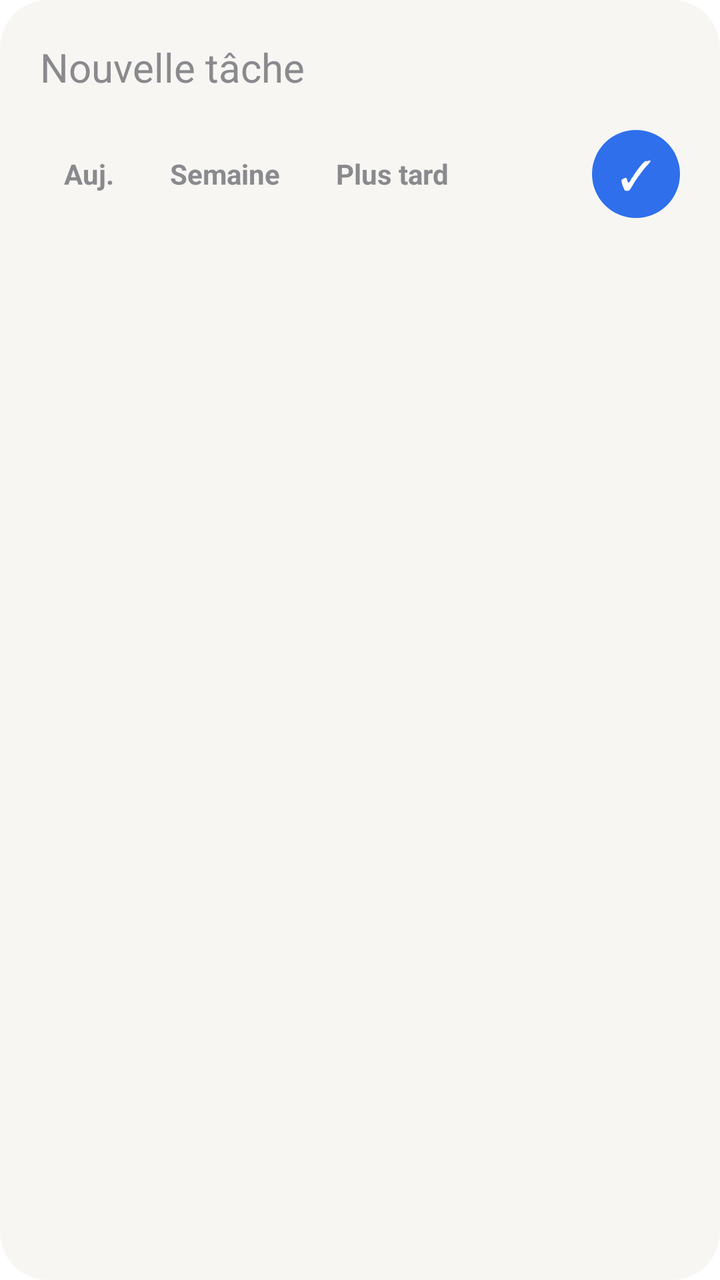
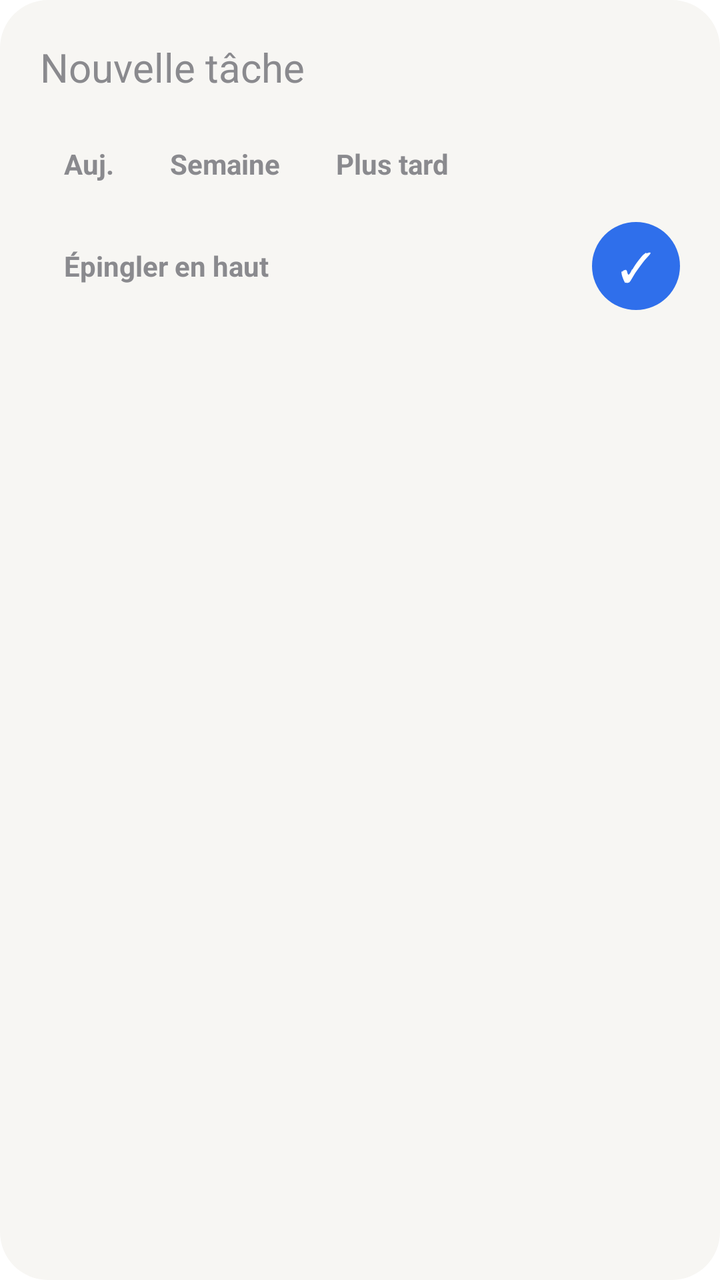

Compare the two renders of this Android layout. The source of the first and the diff that turns it into the second are given below.
<!-- AndroidManifest.xml: activity theme AddDialog -->
<!-- res/layout/activity_add.xml -->
<?xml version="1.0" encoding="utf-8"?>
<LinearLayout xmlns:android="http://schemas.android.com/apk/res/android"
    android:layout_width="match_parent"
    android:layout_height="wrap_content"
    android:background="@drawable/sheet_bg"
    android:orientation="vertical"
    android:padding="20dp">

    <EditText
        android:id="@+id/input"
        android:layout_width="match_parent"
        android:layout_height="wrap_content"
        android:background="@null"
        android:hint="Nouvelle tâche"
        android:imeOptions="actionDone"
        android:inputType="textCapSentences"
        android:maxLines="1"
        android:textColor="@color/text"
        android:textColorHint="@color/muted"
        android:textSize="20sp" />

    <LinearLayout
        android:layout_width="match_parent"
        android:layout_height="wrap_content"
        android:layout_marginTop="18dp"
        android:gravity="center_vertical"
        android:orientation="horizontal">

        <RadioGroup
            android:id="@+id/horizon"
            android:layout_width="0dp"
            android:layout_height="wrap_content"
            android:layout_weight="1"
            android:orientation="horizontal">

            <RadioButton android:id="@+id/h0" style="@style/Chip" android:text="Auj." />
            <RadioButton android:id="@+id/h1" style="@style/Chip" android:text="Semaine" />
            <RadioButton android:id="@+id/h2" style="@style/Chip" android:text="Plus tard" />
        </RadioGroup>

        <TextView
            android:id="@+id/btn_ok"
            android:layout_width="44dp"
            android:layout_height="44dp"
            android:background="@drawable/add_bg"
            android:gravity="center"
            android:text="✓"
            android:textColor="@color/on_accent"
            android:textSize="20sp" />
    </LinearLayout>
</LinearLayout>
<!-- resources referenced by this layout -->
<resources>
  <color name="muted">#8A8A8E</color>
  <color name="on_accent">#FFFFFF</color>
  <color name="text">#1C1C1E</color>
  <!-- drawable add_bg (drawable) -->
  <?xml version="1.0" encoding="utf-8"?>
  <shape xmlns:android="http://schemas.android.com/apk/res/android" android:shape="oval">
      <solid android:color="@color/accent" />
  </shape>
  <!-- drawable sheet_bg (drawable) -->
  <?xml version="1.0" encoding="utf-8"?>
  <shape xmlns:android="http://schemas.android.com/apk/res/android" android:shape="rectangle">
      <solid android:color="@color/bg" />
      <corners android:radius="24dp" />
  </shape>
  <style name="Chip">
          <item name="android:layout_width">wrap_content</item>
          <item name="android:layout_height">34dp</item>
          <item name="android:layout_marginEnd">4dp</item>
          <item name="android:button">@null</item>
          <item name="android:gravity">center</item>
          <item name="android:paddingStart">12dp</item>
          <item name="android:paddingEnd">12dp</item>
          <item name="android:textSize">14sp</item>
          <item name="android:textStyle">bold</item>
          <item name="android:textColor">@color/chip_text</item>
          <item name="android:background">@drawable/chip_bg</item>
      </style>
  <style name="AddDialog" parent="android:Theme.Material.Light.Dialog.NoActionBar">
          <item name="android:windowBackground">@android:color/transparent</item>
          <item name="android:windowMinWidthMajor">92%</item>
          <item name="android:windowMinWidthMinor">92%</item>
          <item name="android:colorAccent">@color/accent</item>
          <item name="android:windowCloseOnTouchOutside">true</item>
      </style>
  <color name="accent">#2F6FEB</color>
  <color name="bg">#F7F6F3</color>
  <!-- drawable chip_bg (drawable) -->
  <?xml version="1.0" encoding="utf-8"?>
  <selector xmlns:android="http://schemas.android.com/apk/res/android">
      <item android:state_checked="true">
          <shape android:shape="rectangle">
              <solid android:color="@color/pill" />
              <corners android:radius="16dp" />
          </shape>
      </item>
      <item android:drawable="@android:color/transparent" />
  </selector>
  <color name="pill">#E5E3DE</color>
</resources>

<!-- the commit's change to res/layout/activity_add.xml (unified diff, before → after) -->
@@ -5,6 +5,15 @@
     android:background="@drawable/sheet_bg"
     android:orientation="vertical"
     android:padding="20dp">
+
+    <TextView
+        android:id="@+id/counter"
+        android:layout_width="wrap_content"
+        android:layout_height="wrap_content"
+        android:layout_marginBottom="8dp"
+        android:textColor="@color/accent"
+        android:textSize="13sp"
+        android:visibility="gone" />
 
     <EditText
         android:id="@+id/input"
@@ -19,24 +28,47 @@
         android:textColorHint="@color/muted"
         android:textSize="20sp" />
 
+    <RadioGroup
+        android:id="@+id/horizon"
+        android:layout_width="match_parent"
+        android:layout_height="wrap_content"
+        android:layout_marginTop="18dp"
+        android:orientation="horizontal">
+
+        <RadioButton android:id="@+id/h0" style="@style/Chip" android:text="Auj." />
+        <RadioButton android:id="@+id/h1" style="@style/Chip" android:text="Semaine" />
+        <RadioButton android:id="@+id/h2" style="@style/Chip" android:text="Plus tard" />
+    </RadioGroup>
+
     <LinearLayout
         android:layout_width="match_parent"
         android:layout_height="wrap_content"
-        android:layout_marginTop="18dp"
+        android:layout_marginTop="12dp"
         android:gravity="center_vertical"
         android:orientation="horizontal">
 
-        <RadioGroup
-            android:id="@+id/horizon"
+        <CheckBox
+            android:id="@+id/pin"
+            style="@style/Chip"
+            android:text="Épingler en haut" />
+
+        <TextView
+            android:id="@+id/btn_delete"
+            android:layout_width="wrap_content"
+            android:layout_height="34dp"
+            android:gravity="center"
+            android:paddingStart="12dp"
+            android:paddingEnd="12dp"
+            android:text="Supprimer"
+            android:textColor="@color/danger"
+            android:textSize="14sp"
+            android:textStyle="bold"
+            android:visibility="gone" />
+
+        <FrameLayout
             android:layout_width="0dp"
-            android:layout_height="wrap_content"
-            android:layout_weight="1"
-            android:orientation="horizontal">
-
-            <RadioButton android:id="@+id/h0" style="@style/Chip" android:text="Auj." />
-            <RadioButton android:id="@+id/h1" style="@style/Chip" android:text="Semaine" />
-            <RadioButton android:id="@+id/h2" style="@style/Chip" android:text="Plus tard" />
-        </RadioGroup>
+            android:layout_height="1dp"
+            android:layout_weight="1" />
 
         <TextView
             android:id="@+id/btn_ok"
@@ -48,4 +80,32 @@
             android:textColor="@color/on_accent"
             android:textSize="20sp" />
     </LinearLayout>
+
+    <LinearLayout
+        android:id="@+id/backup_row"
+        android:layout_width="match_parent"
+        android:layout_height="wrap_content"
+        android:layout_marginTop="16dp"
+        android:orientation="horizontal"
+        android:visibility="gone">
+
+        <TextView
+            android:id="@+id/btn_export"
+            android:layout_width="wrap_content"
+            android:layout_height="36dp"
+            android:gravity="center_vertical"
+            android:paddingEnd="20dp"
+            android:text="Sauvegarder"
+            android:textColor="@color/muted"
+            android:textSize="14sp" />
+
+        <TextView
+            android:id="@+id/btn_import"
+            android:layout_width="wrap_content"
+            android:layout_height="36dp"
+            android:gravity="center_vertical"
+            android:text="Restaurer"
+            android:textColor="@color/muted"
+            android:textSize="14sp" />
+    </LinearLayout>
 </LinearLayout>
<!-- resource entries referenced after the edit -->
@@ -35,6 +35,7 @@
           <item name="android:windowCloseOnTouchOutside">true</item>
       </style>
   <color name="accent">#2F6FEB</color>
+  <color name="danger">#D93025</color>
   <color name="bg">#F7F6F3</color>
   <!-- drawable chip_bg (drawable) -->
   <?xml version="1.0" encoding="utf-8"?>
